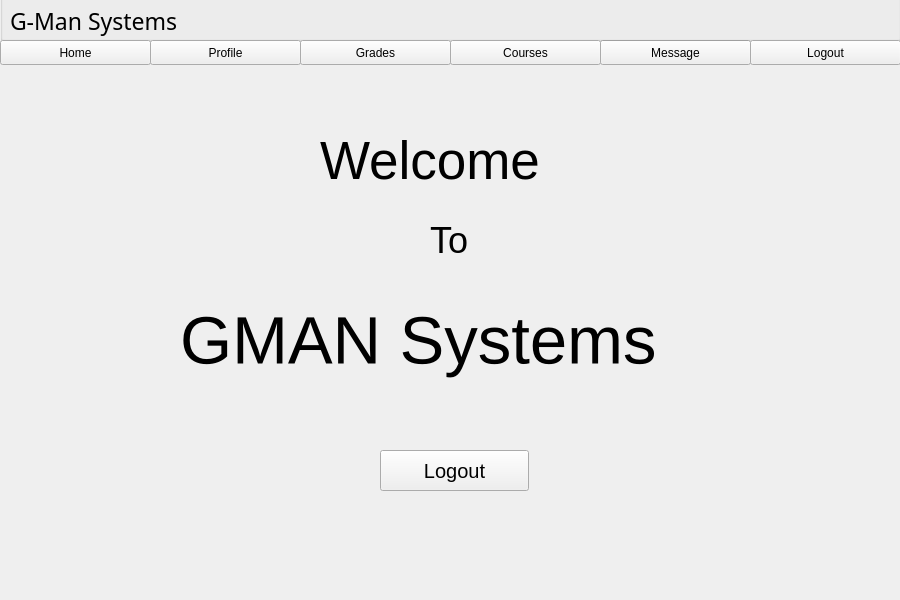
The window that resources/UI/main.ui (Poom1997/gman) describes before a commit, drawn with Qt 5.
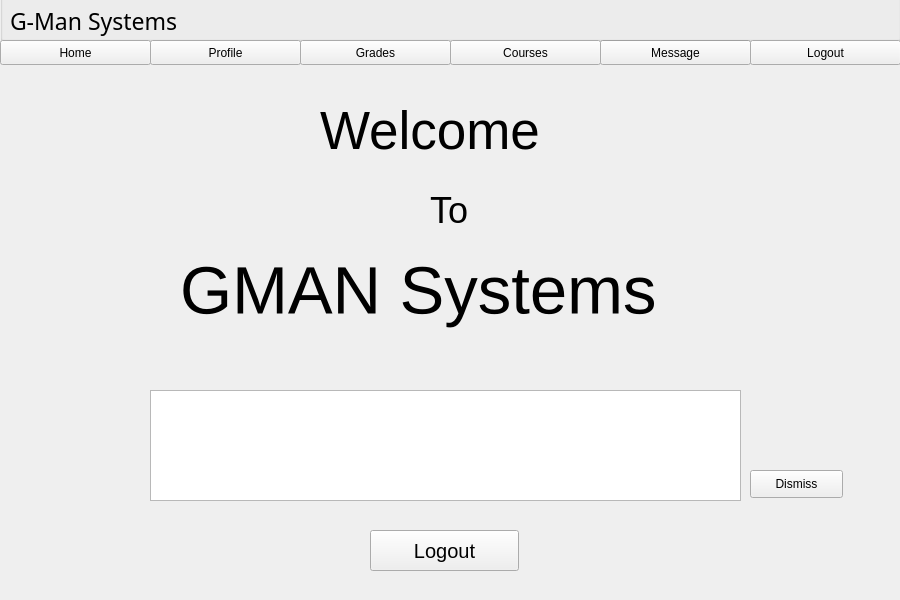
The same window after the commit.

What changed in the file:
```diff
--- a/resources/UI/main.ui
+++ b/resources/UI/main.ui
@@ -29,7 +29,7 @@
    <property name="geometry">
     <rect>
      <x>320</x>
-     <y>110</y>
+     <y>80</y>
      <width>271</width>
      <height>101</height>
     </rect>
@@ -47,7 +47,7 @@
    <property name="geometry">
     <rect>
      <x>430</x>
-     <y>220</y>
+     <y>190</y>
      <width>51</width>
      <height>41</height>
     </rect>
@@ -65,7 +65,7 @@
    <property name="geometry">
     <rect>
      <x>180</x>
-     <y>300</y>
+     <y>250</y>
      <width>561</width>
      <height>81</height>
     </rect>
@@ -205,8 +205,8 @@
   <widget class="QPushButton" name="logoutButton">
    <property name="geometry">
     <rect>
-     <x>380</x>
-     <y>450</y>
+     <x>370</x>
+     <y>530</y>
      <width>149</width>
      <height>41</height>
     </rect>
@@ -220,6 +220,29 @@
     <string>Logout</string>
    </property>
   </widget>
+  <widget class="QTextEdit" name="messageBox">
+   <property name="geometry">
+    <rect>
+     <x>150</x>
+     <y>390</y>
+     <width>591</width>
+     <height>111</height>
+    </rect>
+   </property>
+  </widget>
+  <widget class="QPushButton" name="dismissButton">
+   <property name="geometry">
+    <rect>
+     <x>750</x>
+     <y>470</y>
+     <width>93</width>
+     <height>28</height>
+    </rect>
+   </property>
+   <property name="text">
+    <string>Dismiss</string>
+   </property>
+  </widget>
  </widget>
  <resources/>
  <connections/>
```
